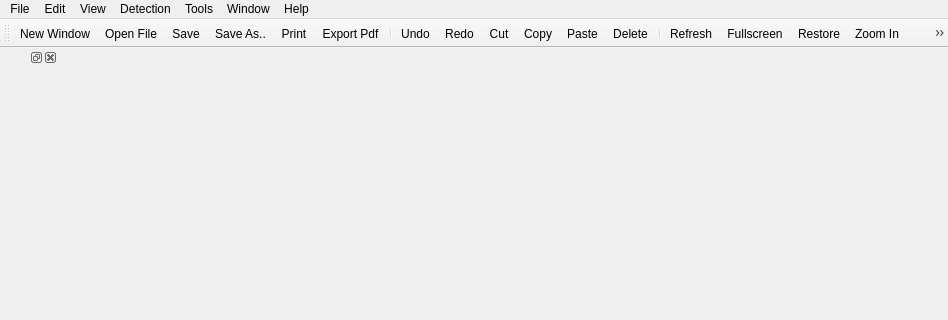
Peng230-Yilin/HT-Detector-GUI-YOLO, file Peng1.0_GUI/ui/detectwindow.ui: the form before one commit; both pictures show x 0 to 948 and y 0 to 320 of the 948 by 638 pixel window.
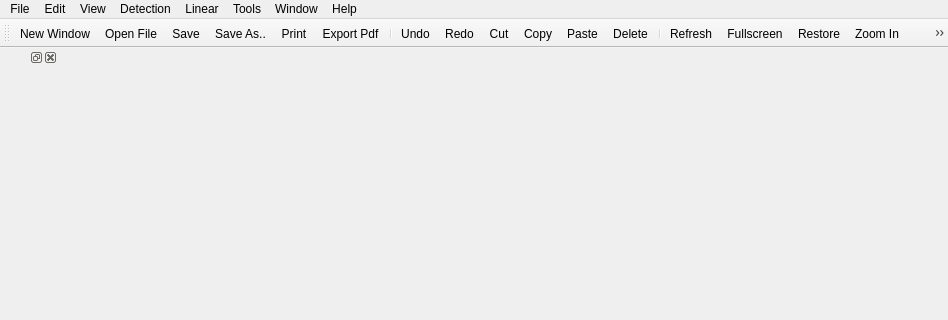
The form after the commit. Icons and pictures are not drawn.

Commit message: Integrate linear image series extraction workflow

The edit to the form file:
```diff
--- a/Peng1.0_GUI/ui/detectwindow.ui
+++ b/Peng1.0_GUI/ui/detectwindow.ui
@@ -134,6 +134,13 @@
     <addaction name="menuDetection_Scope"/>
     <addaction name="menuDetection_Numbering"/>
    </widget>
+   <widget class="QMenu" name="menuLinear">
+    <property name="title">
+     <string>Linear</string>
+    </property>
+    <addaction name="actionLinear_Single_Image"/>
+    <addaction name="actionLinear_Image_Series"/>
+   </widget>
    <widget class="QMenu" name="menuWindow">
     <property name="title">
      <string>Window</string>
@@ -149,6 +156,7 @@
    <addaction name="menuEdit"/>
    <addaction name="menuView"/>
    <addaction name="menuDetection"/>
+   <addaction name="menuLinear"/>
    <addaction name="menuTools"/>
    <addaction name="menuWindow"/>
    <addaction name="menuHelp"/>
```
Left out of the diff: 9 changed lines with no effect on the pictures. The commit also changes 6 other files.
